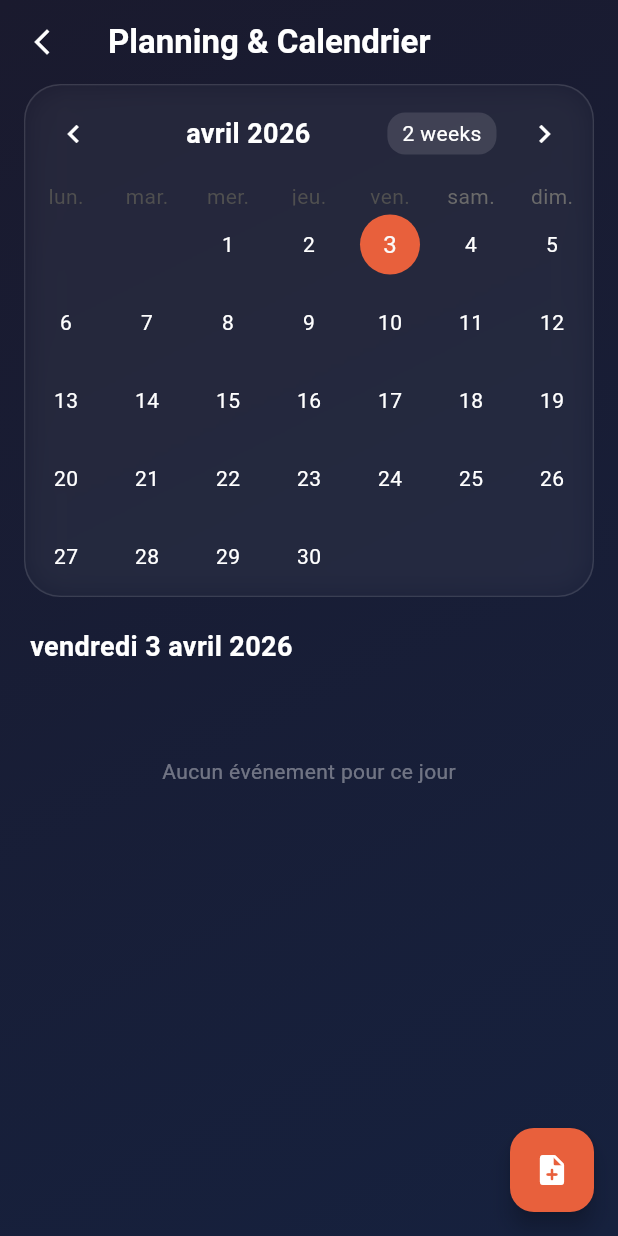
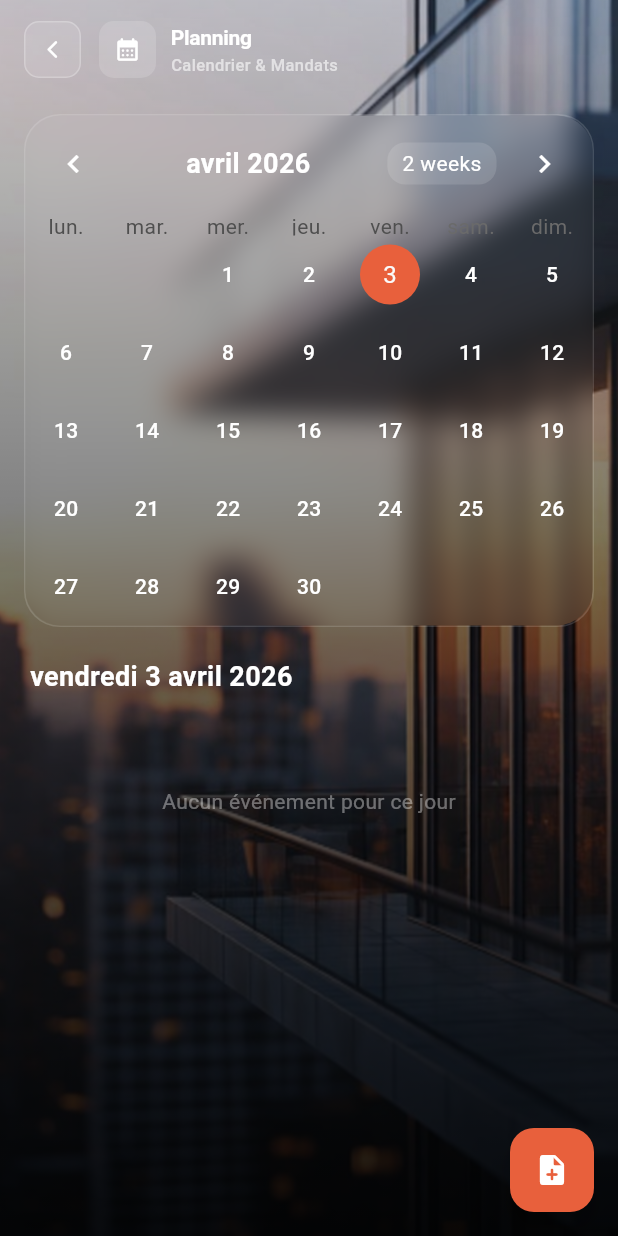
Before and after one commit to Nouhaerr404/ResiManager, a Flutter app: the PlanningCalendarScreen screen opened directly with empty values, on a phone screen of 412 x 824 dp. Run offline on Flutter 3.47's test engine with Material 3 defaults, Android fonts, the phone set to English and light mode, and no system bars; drawn by our look-alikes of table_calendar; our stand-ins replace file_picker, fl_chart, flutter_dotenv, pdf, printing, shared_preferences and 1 more; accounts and stored records are empty.

Commit message:
changement style interface calendier

```diff
--- a/lib/screens/inter_syndic/planning/planning_calendar_screen.dart
+++ b/lib/screens/inter_syndic/planning/planning_calendar_screen.dart
@@ -131,36 +131,41 @@ class _PlanningCalendarScreenState extends State<PlanningCalendarScreen> {
   @override
   Widget build(BuildContext context) {
     return Scaffold(
-      extendBodyBehindAppBar: true,
-      appBar: AppBar(
-        title: const Text('Planning & Calendrier',
-          style: TextStyle(fontWeight: FontWeight.bold, color: Colors.white)),
-        backgroundColor: Colors.transparent,
-        elevation: 0,
-        leading: IconButton(
-          icon: const Icon(Icons.arrow_back_ios_new, color: Colors.white, size: 20),
-          onPressed: () => Navigator.pop(context),
+      body: Stack(
+        children: [
+          Positioned.fill(
+            child: Image.asset(
+              'assets/images/tranche_bg.png',
+              fit: BoxFit.cover,
             ),
           ),
-      body: Stack(
-        children: [
-          // Background Gradient
-          Container(
+          Positioned.fill(
+            child: Container(
               decoration: const BoxDecoration(
                 gradient: LinearGradient(
-                begin: Alignment.topLeft,
-                end: Alignment.bottomRight,
-                colors: [Color(0xFF1A1A2E), Color(0xFF16213E)],
+                  begin: Alignment.topCenter,
+                  end: Alignment.bottomCenter,
+                  colors: [
+                    Color.fromRGBO(0, 0, 0, 0.20),
+                    Color.fromRGBO(0, 0, 0, 0.90),
+                  ],
+                  stops: [0.0, 1.0],
+                ),
               ),
             ),
           ),
 
           // Main Content
           SafeArea(
+            child: Column(
+              children: [
+                _buildHeader(),
+                Expanded(
                   child: _loading
                     ? const Center(child: CircularProgressIndicator(color: Color(0xFFE8603C)))
                     : Column(
                         children: [
+                          const SizedBox(height: 10),
                           _buildCalendarCard(),
                           const SizedBox(height: 20),
                           Expanded(
@@ -171,10 +176,69 @@ class _PlanningCalendarScreenState extends State<PlanningCalendarScreen> {
                 ),
               ],
             ),
+          ),
+        ],
+      ),
       floatingActionButton: FloatingActionButton(
         onPressed: _showAddNoteDialog,
         backgroundColor: const Color(0xFFE8603C),
         child: const Icon(Icons.note_add_rounded, color: Colors.white),
+      ),
+    );
+  }
+
+  Widget _buildHeader() {
+    return Container(
+      color: Colors.transparent,
+      padding: const EdgeInsets.symmetric(horizontal: 16, vertical: 14),
+      child: Row(
+        children: [
+          GestureDetector(
+            onTap: () => Navigator.pop(context),
+            child: Container(
+              width: 38,
+              height: 38,
+              decoration: BoxDecoration(
+                  color: Colors.white.withOpacity(0.1),
+                  borderRadius: BorderRadius.circular(10),
+                  border: Border.all(color: Colors.white24)),
+              child: const Icon(Icons.arrow_back_ios_new_rounded,
+                  size: 14, color: Colors.white),
+            ),
+          ),
+          const SizedBox(width: 12),
+          Container(
+            width: 38,
+            height: 38,
+            decoration: BoxDecoration(
+              color: Colors.white.withOpacity(0.15),
+              borderRadius: BorderRadius.circular(10),
+            ),
+            child: const Center(
+              child: Icon(Icons.calendar_month_rounded, color: Colors.white, size: 18),
+            ),
+          ),
+          const SizedBox(width: 10),
+          const Column(
+            crossAxisAlignment: CrossAxisAlignment.start,
+            mainAxisSize: MainAxisSize.min,
+            children: [
+              Text(
+                "Planning",
+                style: TextStyle(
+                    color: Colors.white,
+                    fontWeight: FontWeight.w700,
+                    fontSize: 14,
+                    letterSpacing: -0.2),
+              ),
+              Text('Calendrier & Mandats',
+                  style: TextStyle(
+                      color: Colors.white60,
+                      fontSize: 11,
+                      fontWeight: FontWeight.w500)),
+            ],
+          ),
+        ],
       ),
     );
   }
@@ -247,12 +311,16 @@ class _PlanningCalendarScreenState extends State<PlanningCalendarScreen> {
                   margin: const EdgeInsets.all(4),
                   alignment: Alignment.center,
                   decoration: BoxDecoration(
-                    color: inMandate ? const Color(0xFF34C98B).withOpacity(0.12) : null,
+                    color: inMandate ? const Color(0xFF34C98B).withOpacity(0.2) : null,
+                    border: inMandate ? Border.all(color: const Color(0xFF34C98B).withOpacity(0.4), width: 1) : null,
                     borderRadius: BorderRadius.circular(10),
                   ),
                   child: Text(
                     '${day.day}',
-                    style: const TextStyle(color: Colors.white),
+                    style: TextStyle(
+                      color: inMandate ? const Color(0xFF34C98B) : Colors.white,
+                      fontWeight: inMandate ? FontWeight.bold : FontWeight.w500,
+                    ),
                   ),
                 );
               },
```
Lines whose indentation alone changed are shown as unchanged.
